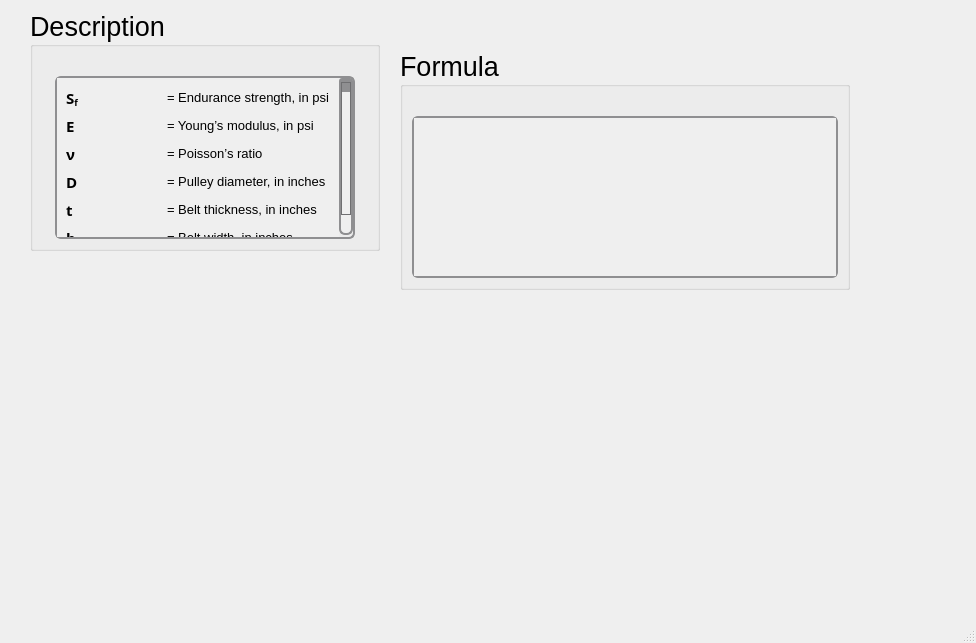
The window that ui/flatmetalbelt_f1a.ui (Ah00ra/HNNS) describes before a commit, drawn with Qt 5.
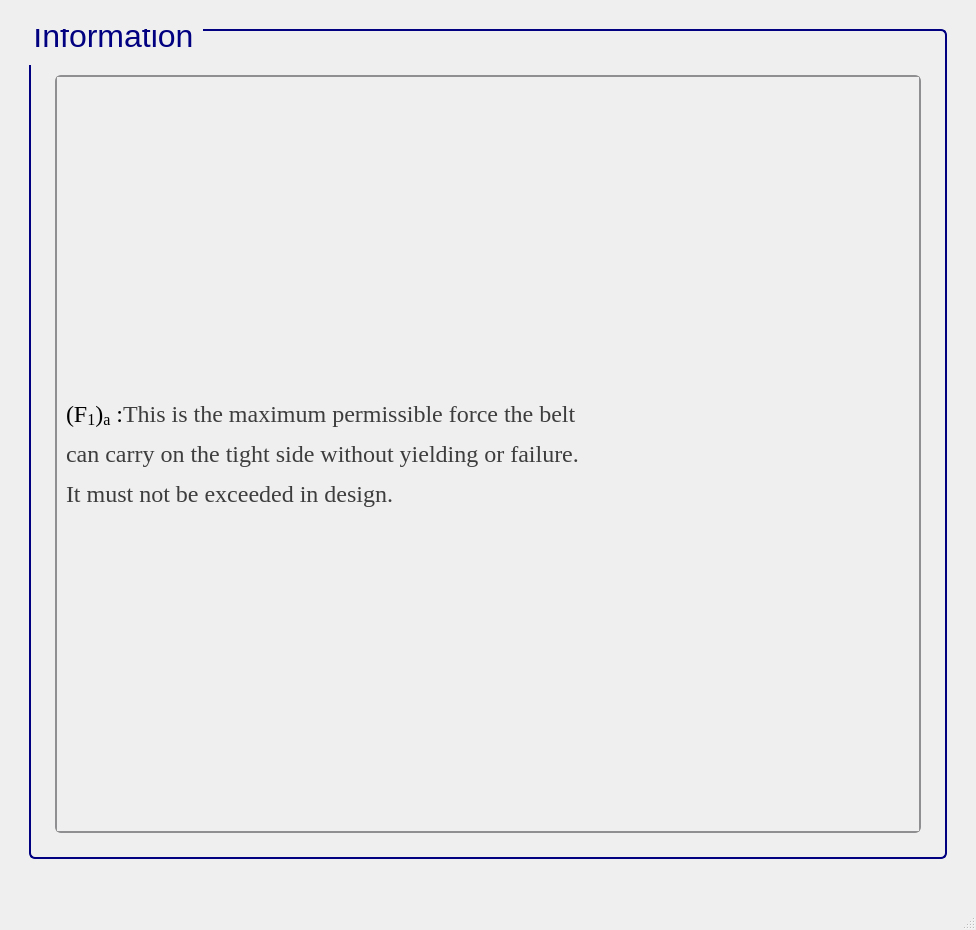
The same window after the commit. Icons and pictures are not drawn.

Commit message: Add ui info to belt and flatbelt metal

What changed in the file:
```diff
--- a/ui/flatmetalbelt_f1a.ui
+++ b/ui/flatmetalbelt_f1a.ui
@@ -7,22 +7,76 @@
     <x>0</x>
     <y>0</y>
     <width>976</width>
-    <height>643</height>
+    <height>930</height>
    </rect>
   </property>
+  <property name="sizePolicy">
+   <sizepolicy hsizetype="Minimum" vsizetype="Minimum">
+    <horstretch>0</horstretch>
+    <verstretch>0</verstretch>
+   </sizepolicy>
+  </property>
+  <property name="minimumSize">
+   <size>
+    <width>900</width>
+    <height>930</height>
+   </size>
+  </property>
   <property name="windowTitle">
    <string>MainWindow</string>
   </property>
   <widget class="QWidget" name="centralwidget">
-   <widget class="QGroupBox" name="groupBox_122">
-    <property name="geometry">
-     <rect>
-      <x>30</x>
-      <y>10</y>
-      <width>350</width>
-      <height>241</height>
-     </rect>
-    </property>
+   <layout class="QGridLayout" name="gridLayout">
+    <item row="0" column="1">
+     <spacer name="verticalSpacer_26">
+      <property name="orientation">
+       <enum>Qt::Vertical</enum>
+      </property>
+      <property name="sizeType">
+       <enum>QSizePolicy::Fixed</enum>
+      </property>
+      <property name="sizeHint" stdset="0">
+       <size>
+        <width>20</width>
+        <height>20</height>
+       </size>
+      </property>
+     </spacer>
+    </item>
+    <item row="3" column="1">
+     <spacer name="verticalSpacer_27">
+      <property name="orientation">
+       <enum>Qt::Vertical</enum>
+      </property>
+      <property name="sizeType">
+       <enum>QSizePolicy::Fixed</enum>
+      </property>
+      <property name="sizeHint" stdset="0">
+       <size>
+        <width>20</width>
+        <height>20</height>
+       </size>
+      </property>
+     </spacer>
+    </item>
+    <item row="2" column="2">
+     <spacer name="verticalSpacer_28">
+      <property name="orientation">
+       <enum>Qt::Horizontal</enum>
+      </property>
+      <property name="sizeType">
+       <enum>QSizePolicy::Fixed</enum>
+      </property>
+      <property name="sizeHint" stdset="0">
+       <size>
+        <width>20</width>
+        <height>20</height>
+       </size>
+      </property>
+     </spacer>
+    </item>
+    <item row="1" column="1">
+     <widget class="QGroupBox" name="groupBox_125">
     <property name="sizePolicy">
      <sizepolicy hsizetype="Minimum" vsizetype="Minimum">
       <horstretch>0</horstretch>
@@ -31,66 +85,72 @@
     </property>
     <property name="minimumSize">
      <size>
-      <width>350</width>
-      <height>0</height>
-     </size>
-    </property>
-    <property name="maximumSize">
-     <size>
-      <width>350</width>
-      <height>241</height>
+        <width>822</width>
+        <height>300</height>
      </size>
     </property>
     <property name="font">
      <font>
       <family>Segoe UI</family>
-      <pointsize>20</pointsize>
+        <pointsize>24</pointsize>
       <weight>50</weight>
       <italic>false</italic>
       <bold>false</bold>
      </font>
     </property>
+      <property name="styleSheet">
+       <string notr="true">QGroupBox {
+    border: 2px solid navy;
+    border-radius: 6px;
+    background-color: qlineargradient(x1:0, y1:0, x2:0, y2:1,
+                                      stop:0 #f6f7fa, stop:1 #dadbde);
+    font: 24pt &quot;Segoe UI&quot;;
+    padding: 5px; /* add padding inside the group box */
+    color: black;
+}
+QGroupBox::title {
+    subcontrol-origin: margin;
+    subcontrol-position: top left;
+    padding-left: 0px;
+    padding-right: 5px;
+    padding-top: 0px;
+    margin-top: -22px;  /* shift title up */
+    color: navy;
+    font-weight: bold;
+}
+</string>
+      </property>
     <property name="title">
-     <string>Description</string>
-    </property>
-    <layout class="QGridLayout" name="gridLayout_251">
-     <item row="0" column="0">
-      <spacer name="verticalSpacer_122">
+       <string>Information</string>
+      </property>
+      <layout class="QGridLayout" name="gridLayout_255">
+       <item row="1" column="2">
+        <spacer name="verticalSpacer_36">
        <property name="orientation">
-        <enum>Qt::Vertical</enum>
+          <enum>Qt::Horizontal</enum>
        </property>
        <property name="sizeType">
         <enum>QSizePolicy::Fixed</enum>
        </property>
        <property name="sizeHint" stdset="0">
         <size>
-         <width>20</width>
+           <width>10</width>
          <height>20</height>
         </size>
        </property>
       </spacer>
      </item>
-     <item row="1" column="0">
-      <widget class="QScrollArea" name="scrollArea_40">
+       <item row="1" column="1">
+        <widget class="QScrollArea" name="scrollArea_43">
        <property name="sizePolicy">
         <sizepolicy hsizetype="Minimum" vsizetype="Minimum">
          <horstretch>0</horstretch>
          <verstretch>0</verstretch>
         </sizepolicy>
        </property>
-       <property name="maximumSize">
-        <size>
-         <width>300</width>
-         <height>361</height>
-        </size>
-       </property>
        <property name="font">
         <font>
-         <family>Segoe UI</family>
          <pointsize>15</pointsize>
-         <weight>50</weight>
-         <italic>false</italic>
-         <bold>false</bold>
         </font>
        </property>
        <property name="styleSheet">
@@ -168,344 +228,70 @@
          <rect>
           <x>0</x>
           <y>0</y>
-          <width>282</width>
-          <height>180</height>
-         </rect>
-        </property>
-        <layout class="QGridLayout" name="gridLayout_92">
+            <width>832</width>
+            <height>311</height>
+           </rect>
+          </property>
+          <layout class="QGridLayout" name="gridLayout_3">
          <item row="0" column="0">
           <widget class="QLabel" name="label_109">
            <property name="font">
             <font>
-             <family>Segoe UI Variable Text Semibold</family>
-             <pointsize>11</pointsize>
-             <weight>75</weight>
-             <bold>true</bold>
-            </font>
-           </property>
-           <property name="text">
-            <string>&lt;html&gt;&lt;head/&gt;&lt;body&gt;&lt;p&gt;S&lt;span style=&quot; vertical-align:sub;&quot;&gt;f&lt;/span&gt;&lt;/p&gt;&lt;/body&gt;&lt;/html&gt;</string>
-           </property>
-          </widget>
-         </item>
-         <item row="0" column="1">
-          <widget class="QLabel" name="htext_471">
-           <property name="font">
-            <font>
-             <family>MS Shell Dlg 2</family>
-             <pointsize>10</pointsize>
-            </font>
+               <family>Times New Roman</family>
+               <pointsize>18</pointsize>
+               <weight>50</weight>
+               <bold>false</bold>
+              </font>
+             </property>
+             <property name="cursor">
+              <cursorShape>ArrowCursor</cursorShape>
+             </property>
+             <property name="frameShape">
+              <enum>QFrame::NoFrame</enum>
            </property>
            <property name="text">
-            <string>&lt;html&gt;&lt;head/&gt;&lt;body&gt;&lt;p&gt;= Endurance strength, in psi&lt;/p&gt;&lt;/body&gt;&lt;/html&gt;</string>
+              <string>&lt;html&gt;&lt;head/&gt;&lt;body&gt;&lt;p&gt;&lt;span style=&quot; color:#000000;&quot;&gt;(F&lt;/span&gt;&lt;span style=&quot; color:#000000; vertical-align:sub;&quot;&gt;1&lt;/span&gt;&lt;span style=&quot; color:#000000;&quot;&gt;)&lt;/span&gt;&lt;span style=&quot; color:#000000; vertical-align:sub;&quot;&gt;a&lt;/span&gt;&lt;span style=&quot; color:#000000;&quot;&gt; :&lt;/span&gt;&lt;span style=&quot; color:#3d3d3d;&quot;&gt;This is the maximum permissible force the belt&lt;/span&gt;&lt;/p&gt;&lt;p&gt;&lt;span style=&quot; color:#3d3d3d;&quot;&gt;can carry on the tight side without yielding or failure.&lt;/span&gt;&lt;/p&gt;&lt;p&gt;&lt;span style=&quot; color:#3d3d3d;&quot;&gt;It must not be exceeded in design.&lt;/span&gt;&lt;/p&gt;&lt;/body&gt;&lt;/html&gt;</string>
            </property>
           </widget>
          </item>
-         <item row="1" column="0">
-          <widget class="QLabel" name="label_110">
-           <property name="font">
-            <font>
-             <family>Segoe UI Variable Small Semibol</family>
-             <pointsize>11</pointsize>
-             <weight>75</weight>
-             <bold>true</bold>
-            </font>
-           </property>
-           <property name="text">
-            <string>&lt;html&gt;&lt;head/&gt;&lt;body&gt;&lt;p&gt;E&lt;/p&gt;&lt;/body&gt;&lt;/html&gt;</string>
-           </property>
-          </widget>
-         </item>
-         <item row="1" column="1">
-          <widget class="QLabel" name="htext_470">
-           <property name="font">
-            <font>
-             <pointsize>10</pointsize>
-            </font>
-           </property>
-           <property name="text">
-            <string>&lt;html&gt;&lt;head/&gt;&lt;body&gt;&lt;p&gt;= Young’s modulus, in psi&lt;/p&gt;&lt;/body&gt;&lt;/html&gt;</string>
-           </property>
-          </widget>
-         </item>
-         <item row="2" column="0">
-          <widget class="QLabel" name="label_111">
-           <property name="font">
-            <font>
-             <family>Segoe UI Variable Small Semibol</family>
-             <pointsize>11</pointsize>
-             <weight>75</weight>
-             <bold>true</bold>
-            </font>
-           </property>
-           <property name="text">
-            <string>ν</string>
-           </property>
+          </layout>
+         </widget>
           </widget>
          </item>
          <item row="2" column="1">
-          <widget class="QLabel" name="htext_472">
-           <property name="font">
-            <font>
-             <family>MS Shell Dlg 2</family>
-             <pointsize>10</pointsize>
-             <weight>50</weight>
-             <italic>false</italic>
-             <bold>false</bold>
-            </font>
-           </property>
-           <property name="text">
-            <string>&lt;html&gt;&lt;head/&gt;&lt;body&gt;&lt;p&gt;= Poisson’s ratio&lt;/p&gt;&lt;/body&gt;&lt;/html&gt;</string>
-           </property>
-          </widget>
-         </item>
-         <item row="3" column="0">
-          <widget class="QLabel" name="label_106">
-           <property name="font">
-            <font>
-             <family>Segoe UI Variable Small Semibol</family>
-             <pointsize>11</pointsize>
-             <weight>75</weight>
-             <bold>true</bold>
-            </font>
-           </property>
-           <property name="text">
-            <string>&lt;html&gt;&lt;head/&gt;&lt;body&gt;&lt;p&gt;D&lt;/p&gt;&lt;/body&gt;&lt;/html&gt;</string>
-           </property>
-          </widget>
-         </item>
-         <item row="3" column="1">
-          <widget class="QLabel" name="htext_469">
-           <property name="font">
-            <font>
-             <pointsize>10</pointsize>
-            </font>
-           </property>
-           <property name="text">
-            <string>&lt;html&gt;&lt;head/&gt;&lt;body&gt;&lt;p&gt;= Pulley diameter, in inches&lt;/p&gt;&lt;/body&gt;&lt;/html&gt;</string>
-           </property>
-          </widget>
-         </item>
-         <item row="4" column="0">
-          <widget class="QLabel" name="label_108">
-           <property name="font">
-            <font>
-             <family>Segoe UI Variable Small Semibol</family>
-             <pointsize>11</pointsize>
-             <weight>75</weight>
-             <bold>true</bold>
-            </font>
-           </property>
-           <property name="text">
-            <string>&lt;html&gt;&lt;head/&gt;&lt;body&gt;&lt;p&gt;t&lt;/p&gt;&lt;/body&gt;&lt;/html&gt;</string>
-           </property>
-          </widget>
-         </item>
-         <item row="4" column="1">
-          <widget class="QLabel" name="htext_473">
-           <property name="font">
-            <font>
-             <pointsize>10</pointsize>
-            </font>
-           </property>
-           <property name="text">
-            <string>&lt;html&gt;&lt;head/&gt;&lt;body&gt;&lt;p&gt;= Belt thickness, in inches&lt;/p&gt;&lt;/body&gt;&lt;/html&gt;</string>
-           </property>
-          </widget>
-         </item>
-         <item row="5" column="0">
-          <widget class="QLabel" name="label_107">
-           <property name="font">
-            <font>
-             <family>Segoe UI Variable Text Semibold</family>
-             <pointsize>11</pointsize>
-             <weight>75</weight>
-             <bold>true</bold>
-            </font>
-           </property>
-           <property name="text">
-            <string>&lt;html&gt;&lt;head/&gt;&lt;body&gt;&lt;p&gt;b&lt;/p&gt;&lt;/body&gt;&lt;/html&gt;</string>
-           </property>
-          </widget>
-         </item>
-         <item row="5" column="1">
-          <widget class="QLabel" name="htext_474">
-           <property name="font">
-            <font>
-             <family>MS Shell Dlg 2</family>
-             <pointsize>10</pointsize>
-            </font>
-           </property>
-           <property name="text">
-            <string>&lt;html&gt;&lt;head/&gt;&lt;body&gt;&lt;p&gt;= Belt width, in inches&lt;/p&gt;&lt;/body&gt;&lt;/html&gt;</string>
-           </property>
-          </widget>
-         </item>
-        </layout>
-       </widget>
-      </widget>
-     </item>
-    </layout>
-   </widget>
-   <widget class="QGroupBox" name="groupBox_121">
-    <property name="geometry">
-     <rect>
-      <x>400</x>
-      <y>50</y>
-      <width>450</width>
-      <height>240</height>
-     </rect>
-    </property>
-    <property name="sizePolicy">
-     <sizepolicy hsizetype="Minimum" vsizetype="Minimum">
-      <horstretch>0</horstretch>
-      <verstretch>0</verstretch>
-     </sizepolicy>
-    </property>
-    <property name="minimumSize">
+        <spacer name="verticalSpacer_37">
+         <property name="orientation">
+          <enum>Qt::Vertical</enum>
+         </property>
+         <property name="sizeType">
+          <enum>QSizePolicy::Fixed</enum>
+         </property>
+         <property name="sizeHint" stdset="0">
      <size>
-      <width>450</width>
-      <height>0</height>
-     </size>
-    </property>
-    <property name="maximumSize">
-     <size>
-      <width>450</width>
-      <height>241</height>
-     </size>
-    </property>
-    <property name="font">
-     <font>
-      <family>Segoe UI</family>
-      <pointsize>20</pointsize>
-      <weight>50</weight>
-      <italic>false</italic>
-      <bold>false</bold>
-     </font>
-    </property>
-    <property name="title">
-     <string>Formula</string>
-    </property>
-    <layout class="QGridLayout" name="gridLayout_249">
+           <width>10</width>
+           <height>10</height>
+          </size>
+         </property>
+        </spacer>
+       </item>
      <item row="1" column="0">
-      <widget class="QScrollArea" name="scrollArea_39">
-       <property name="sizePolicy">
-        <sizepolicy hsizetype="Minimum" vsizetype="Minimum">
-         <horstretch>0</horstretch>
-         <verstretch>0</verstretch>
-        </sizepolicy>
-       </property>
-       <property name="font">
-        <font>
-         <family>Segoe UI</family>
-         <pointsize>15</pointsize>
-         <weight>50</weight>
-         <italic>false</italic>
-         <bold>false</bold>
-        </font>
-       </property>
-       <property name="styleSheet">
-        <string notr="true">QScrollArea {
-    background: qlineargradient(x1:0, y1:0, x2:0, y2:1,
-                               stop:0 #f6f7fa, stop:1 #dadbde);
-    border: 2px solid #8f8f91;
-    border-radius: 6px;
-}
-
-QScrollArea QScrollBar:vertical, QScrollArea QScrollBar:horizontal {
-    background: qlineargradient(x1:0, y1:0, x2:0, y2:1,
-                               stop:0 #f6f7fa, stop:1 #dadbde);
-    border: 2px solid #8f8f91;
-    border-radius: 6px;
-    width: 14px;
-    height: 14px;
-    margin: 2px 0 2px 0;
-}
-
-/* Completely remove the bottom button of the vertical scrollbar */
-QScrollArea QScrollBar::add-line:vertical {
-    height: 0px;
-    width: 0px;
-    border: none;
-    background: none;
-    margin: 0px;
-    padding: 0px;
-}
-
-QScrollArea QScrollBar::handle:vertical, QScrollArea QScrollBar::handle:horizontal {
-    background: qlineargradient(x1:0, y1:0, x2:0, y2:1,
-                               stop:0 #8f8f91, stop:1 #6f6f71);
-    min-height: 20px;
-    border-radius: 6px;
-    border: 1px solid #6f6f71;
-}
-
-QScrollArea QScrollBar::handle:vertical:hover, QScrollArea QScrollBar::handle:horizontal:hover {
-    background: qlineargradient(x1:0, y1:0, x2:0, y2:1,
-                               stop:0 #6f6f71, stop:1 #4f4f51);
-    border: 1px solid #4f4f51;
-}
-
-QScrollArea QScrollBar::sub-line:vertical, QScrollArea QScrollBar::add-line:horizontal, QScrollArea QScrollBar::sub-line:horizontal {
-    background: #8f8f91;
-    border: none;
-    border-radius: 3px;
-    height: 14px;
-    width: 14px;
-    subcontrol-origin: margin;
-}
-
-QScrollArea QScrollBar::sub-line:vertical:hover, QScrollArea QScrollBar::add-line:horizontal:hover, QScrollArea QScrollBar::sub-line:horizontal:hover {
-    background: #6f6f71;
-}
-
-QScrollArea QScrollBar::add-page:vertical, QScrollArea QScrollBar::sub-page:vertical,
-QScrollArea QScrollBar::add-page:horizontal, QScrollArea QScrollBar::sub-page:horizontal {
-    background: transparent;
-}
-</string>
-       </property>
-       <property name="verticalScrollBarPolicy">
-        <enum>Qt::ScrollBarAsNeeded</enum>
-       </property>
-       <property name="widgetResizable">
-        <bool>true</bool>
-       </property>
-       <widget class="QWidget" name="scrollAreaWidgetContents_39">
-        <property name="geometry">
-         <rect>
-          <x>0</x>
-          <y>0</y>
-          <width>422</width>
-          <height>146</height>
-         </rect>
-        </property>
-        <layout class="QGridLayout" name="gridLayout_250">
-         <item row="0" column="0">
-          <widget class="QLabel" name="htext_466">
-           <property name="font">
-            <font>
-             <family>MS Shell Dlg 2</family>
-             <pointsize>11</pointsize>
-             <weight>50</weight>
-             <italic>false</italic>
-             <bold>false</bold>
-            </font>
-           </property>
-           <property name="text">
-            <string>&lt;html&gt;&lt;head/&gt;&lt;body&gt;&lt;p&gt;&lt;img src=&quot;:/desc/images/f1ametalblt.png&quot;/&gt;&lt;/p&gt;&lt;/body&gt;&lt;/html&gt;</string>
-           </property>
-           <property name="scaledContents">
-            <bool>true</bool>
-           </property>
-          </widget>
-         </item>
-        </layout>
-       </widget>
-      </widget>
-     </item>
-     <item row="0" column="0">
-      <spacer name="verticalSpacer_121">
+        <spacer name="verticalSpacer_34">
+         <property name="orientation">
+          <enum>Qt::Horizontal</enum>
+         </property>
+         <property name="sizeType">
+          <enum>QSizePolicy::Fixed</enum>
+         </property>
+         <property name="sizeHint" stdset="0">
+          <size>
+           <width>10</width>
+           <height>20</height>
+          </size>
+         </property>
+        </spacer>
+       </item>
+       <item row="0" column="1">
+        <spacer name="verticalSpacer_35">
        <property name="orientation">
         <enum>Qt::Vertical</enum>
        </property>
@@ -515,13 +301,31 @@
        <property name="sizeHint" stdset="0">
         <size>
          <width>20</width>
-         <height>20</height>
+           <height>30</height>
         </size>
        </property>
       </spacer>
      </item>
     </layout>
    </widget>
+    </item>
+    <item row="2" column="0">
+     <spacer name="verticalSpacer_25">
+      <property name="orientation">
+       <enum>Qt::Horizontal</enum>
+      </property>
+      <property name="sizeType">
+       <enum>QSizePolicy::Fixed</enum>
+      </property>
+      <property name="sizeHint" stdset="0">
+       <size>
+        <width>20</width>
+        <height>20</height>
+       </size>
+      </property>
+     </spacer>
+    </item>
+   </layout>
   </widget>
   <widget class="QMenuBar" name="menubar">
    <property name="geometry">
```
Left out of the diff: 6 changed lines with no effect on the pictures. Lines whose indentation alone changed are shown as unchanged. The commit also changes 32 other files.
